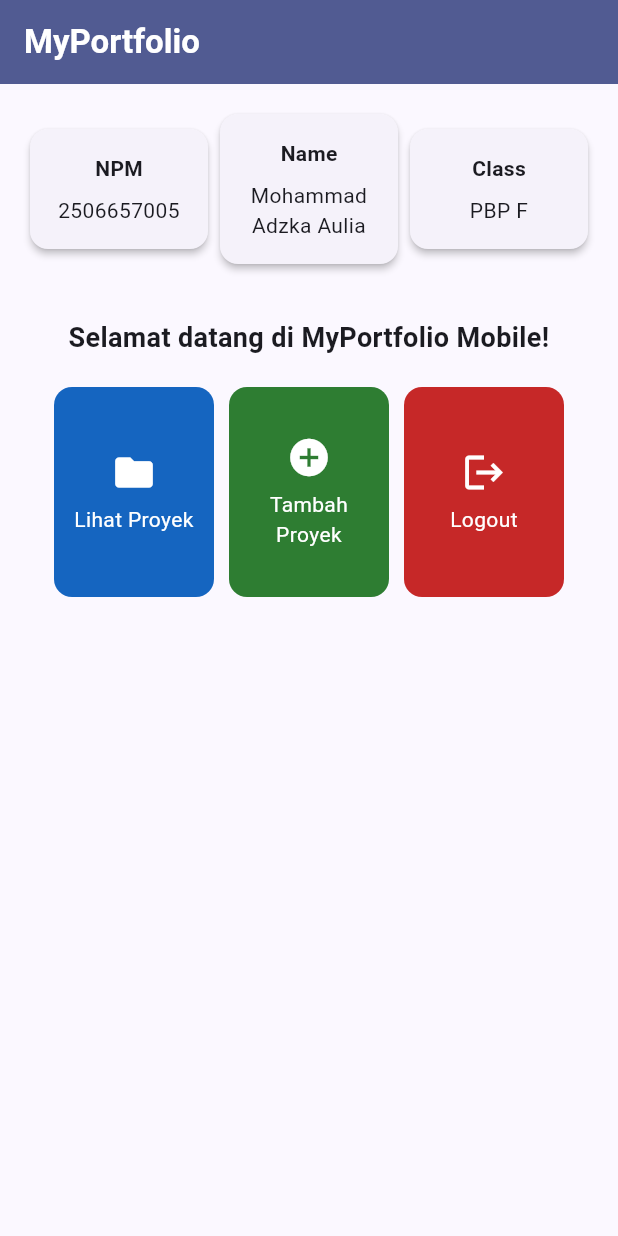
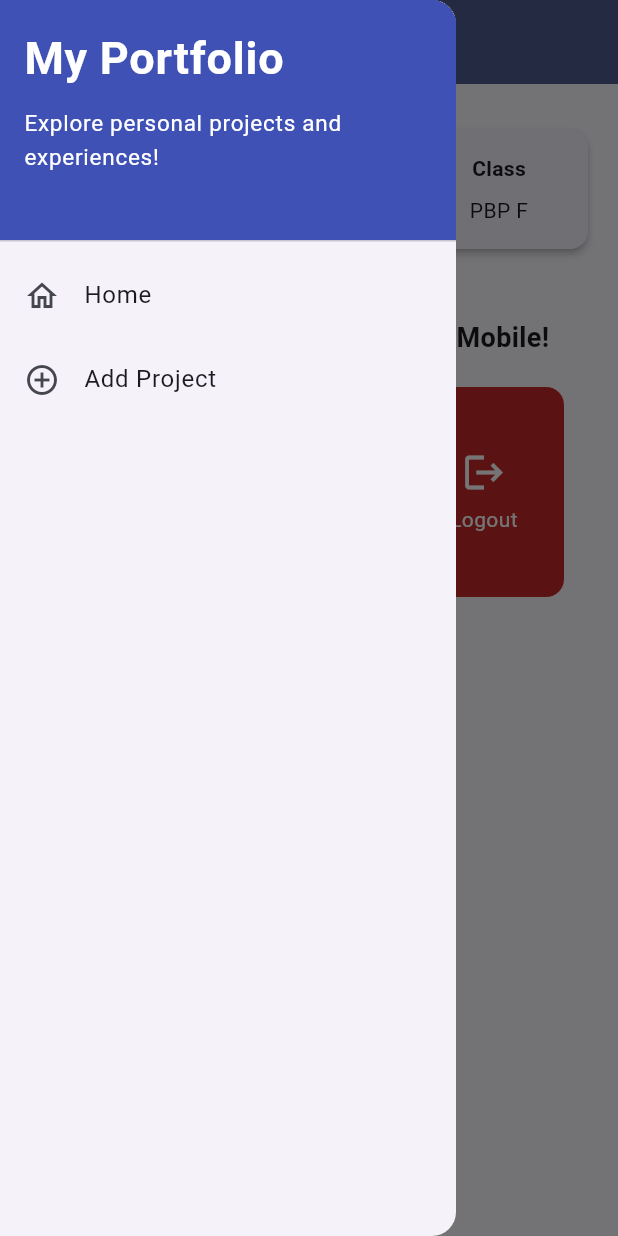
Before and after one commit to hollow011/myportofolio_mobile, a Flutter app: the screen it shows after launch, with the side drawer open (before the commit the screen has no drawer), on a phone screen of 412 x 824 dp. Run offline on Flutter 3.47's test engine with Material 3 defaults, Android fonts, the phone set to English and light mode, and no system bars; our stand-ins replace material_ui.

Commit message:
feat: add drawer navigation and validated project form

```diff
--- a/lib/screens/menu.dart
+++ b/lib/screens/menu.dart
@@ -1,5 +1,6 @@
 import 'package:material_ui/material_ui.dart';
 import 'package:myportofolio_mobile/widgets/project_card.dart';
+import 'package:myportofolio_mobile/widgets/left_drawer.dart';
 
 class MyHomePage extends StatelessWidget {
   MyHomePage({super.key});
@@ -23,7 +24,9 @@ class MyHomePage extends StatelessWidget {
           style: TextStyle(color: Colors.white, fontWeight: FontWeight.bold),
         ),
         backgroundColor: Theme.of(context).colorScheme.primary,
+        iconTheme: const IconThemeData(color: Colors.white),
       ),
+      drawer: const LeftDrawer(),
       body: SingleChildScrollView(
         padding: const EdgeInsets.all(16),
         child: Column(
--- /dev/null
+++ b/lib/widgets/left_drawer.dart
@@ -0,0 +1,64 @@
+import 'package:material_ui/material_ui.dart';
+import 'package:myportofolio_mobile/screens/menu.dart';
+import 'package:myportofolio_mobile/screens/project_form.dart';
+
+class LeftDrawer extends StatelessWidget {
+  const LeftDrawer({super.key});
+
+  @override
+  Widget build(BuildContext context) {
+    return Drawer(
+      child: ListView(
+        children: [
+          const DrawerHeader(
+            decoration: BoxDecoration(color: Colors.indigo),
+            child: SingleChildScrollView(
+              child: Column(
+                crossAxisAlignment: CrossAxisAlignment.start,
+                children: [
+                  Text(
+                    'My Portfolio',
+                    style: TextStyle(
+                      fontSize: 30,
+                      fontWeight: FontWeight.bold,
+                      color: Colors.white,
+                    ),
+                  ),
+                  SizedBox(height: 10),
+                  Text(
+                    'Explore personal projects and experiences!',
+                    style: TextStyle(fontSize: 15, color: Colors.white),
+                  ),
+                ],
+              ),
+            ),
+          ),
+          ListTile(
+            leading: const Icon(Icons.home_outlined),
+            title: const Text('Home'),
+            onTap: () {
+              Navigator.pop(context);
+              Navigator.pushReplacement(
+                context,
+                MaterialPageRoute(builder: (context) => MyHomePage()),
+              );
+            },
+          ),
+          ListTile(
+            leading: const Icon(Icons.add_circle_outline),
+            title: const Text('Add Project'),
+            onTap: () {
+              Navigator.pop(context);
+              Navigator.pushReplacement(
+                context,
+                MaterialPageRoute(
+                  builder: (context) => const ProjectFormPage(),
+                ),
+              );
+            },
+          ),
+        ],
+      ),
+    );
+  }
+}
```
Also changed, not shown: lib/screens/project_form.dart (added, +173 -0 lines), lib/widgets/project_card.dart (+7 -0 lines), 2 other files.
